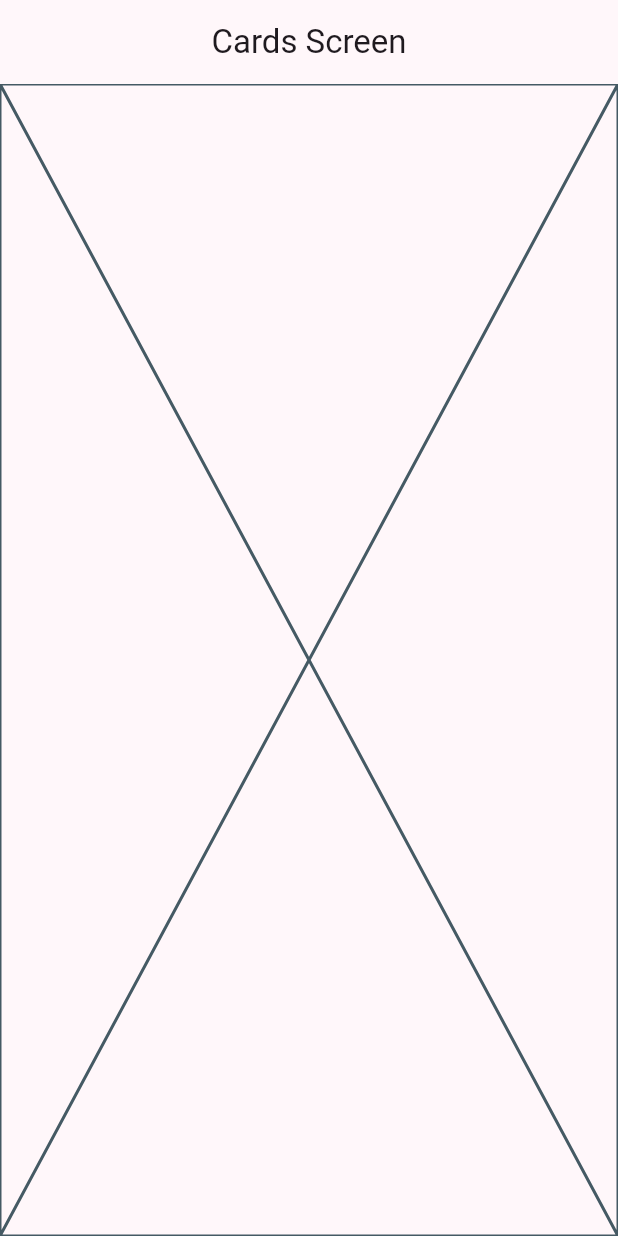
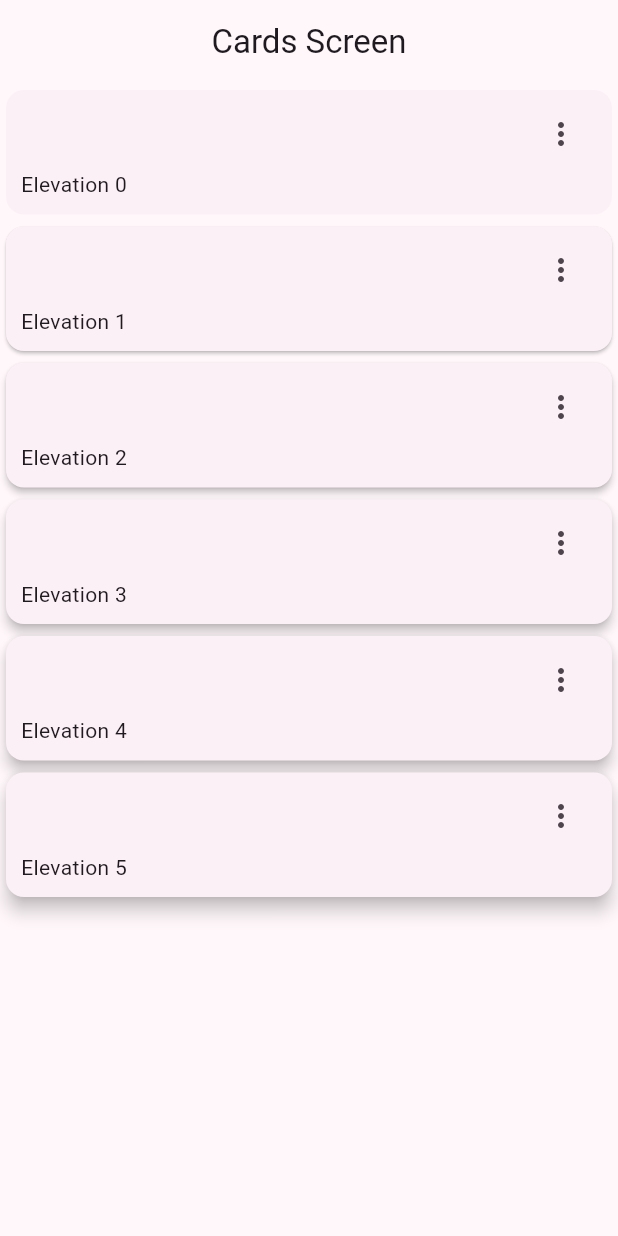
Before and after one commit to RommelOlachea/flutter_widgets_app, a Flutter app: the CardsScreen screen opened by its route, on a phone screen of 412 x 824 dp. Run offline on Flutter 3.47's test engine with Material 2 defaults, Android fonts, the phone set to English and light mode, and no system bars; our stand-ins replace go_router.

Commit message:
se agrego lista de tarjetas

```diff
--- a/lib/presentation/screens/cards/cards_screen.dart
+++ b/lib/presentation/screens/cards/cards_screen.dart
@@ -1,4 +1,13 @@
 import 'package:flutter/material.dart';
+
+const cards = <Map<String, dynamic>>[
+  {'elevation': 0.0, 'label': 'Elevation 0'},
+  {'elevation': 1.0, 'label': 'Elevation 1'},
+  {'elevation': 2.0, 'label': 'Elevation 2'},
+  {'elevation': 3.0, 'label': 'Elevation 3'},
+  {'elevation': 4.0, 'label': 'Elevation 4'},
+  {'elevation': 5.0, 'label': 'Elevation 5'},
+];
 
 class CardsScreen extends StatelessWidget {
   static const name = 'card_screen';
@@ -11,7 +20,55 @@ class CardsScreen extends StatelessWidget {
       appBar: AppBar(
         title: const Text('Cards Screen'),
       ),
-      body: const Placeholder(),
+      body: _CardsView(),
     );
   }
 }
+
+class _CardsView extends StatelessWidget {
+  const _CardsView({
+    super.key,
+  });
+
+  @override
+  Widget build(BuildContext context) {
+    return SingleChildScrollView(
+      child: Column(
+        children: [
+          ...cards.map((card)=>   _CardType1(label: card['label'], elevation: card['elevation']) ),
+        ],
+      ),
+    );
+  }
+}
+
+class _CardType1 extends StatelessWidget {
+  final String label;
+  final double elevation;
+
+  const _CardType1({required this.label, required this.elevation});
+
+  @override
+  Widget build(BuildContext context) {
+    return Card(
+      elevation: elevation ,
+      child: Padding(
+        padding: const EdgeInsets.fromLTRB(10, 5, 10, 10),
+        child: Column(
+          children: [
+            Align(
+              alignment: Alignment.topRight,
+              child: IconButton(onPressed: () {},
+              icon: const Icon(Icons.more_vert_outlined))
+              ),
+
+            Align(
+              alignment: Alignment.bottomLeft,
+              child: Text(label),
+            )
+          ],
+        ),
+        ),
+      );
+  }
+}
```
